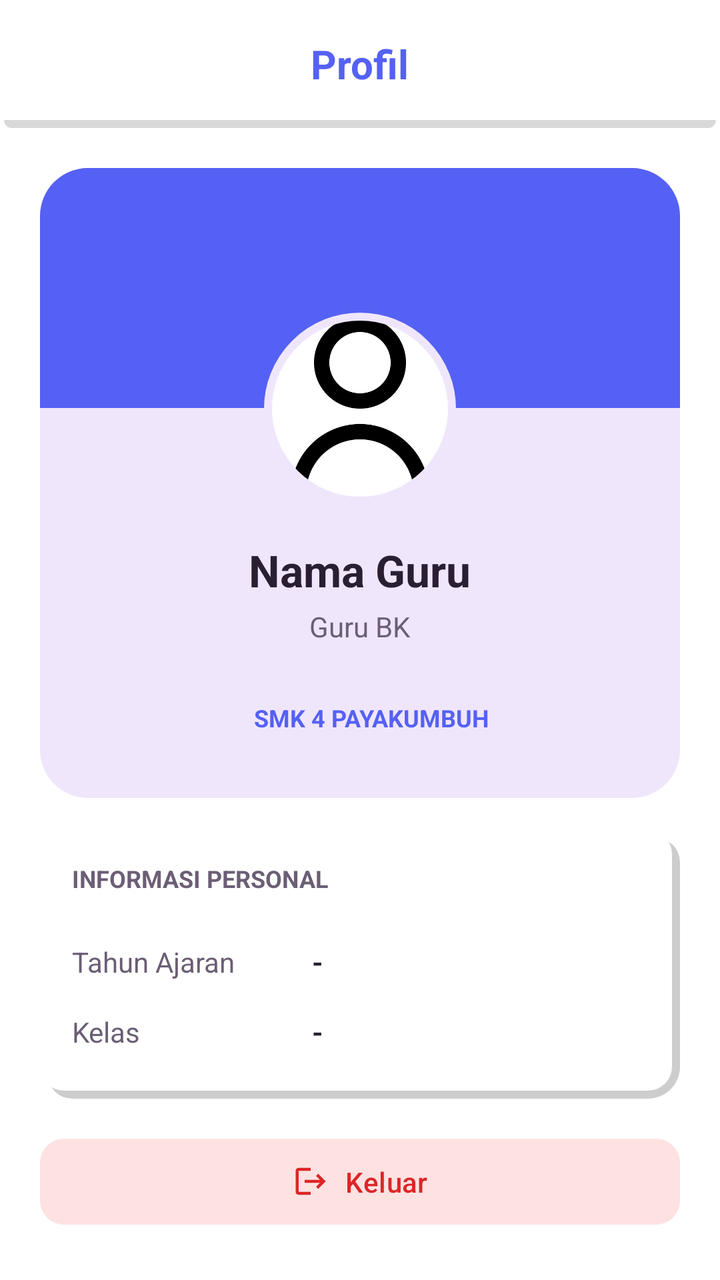
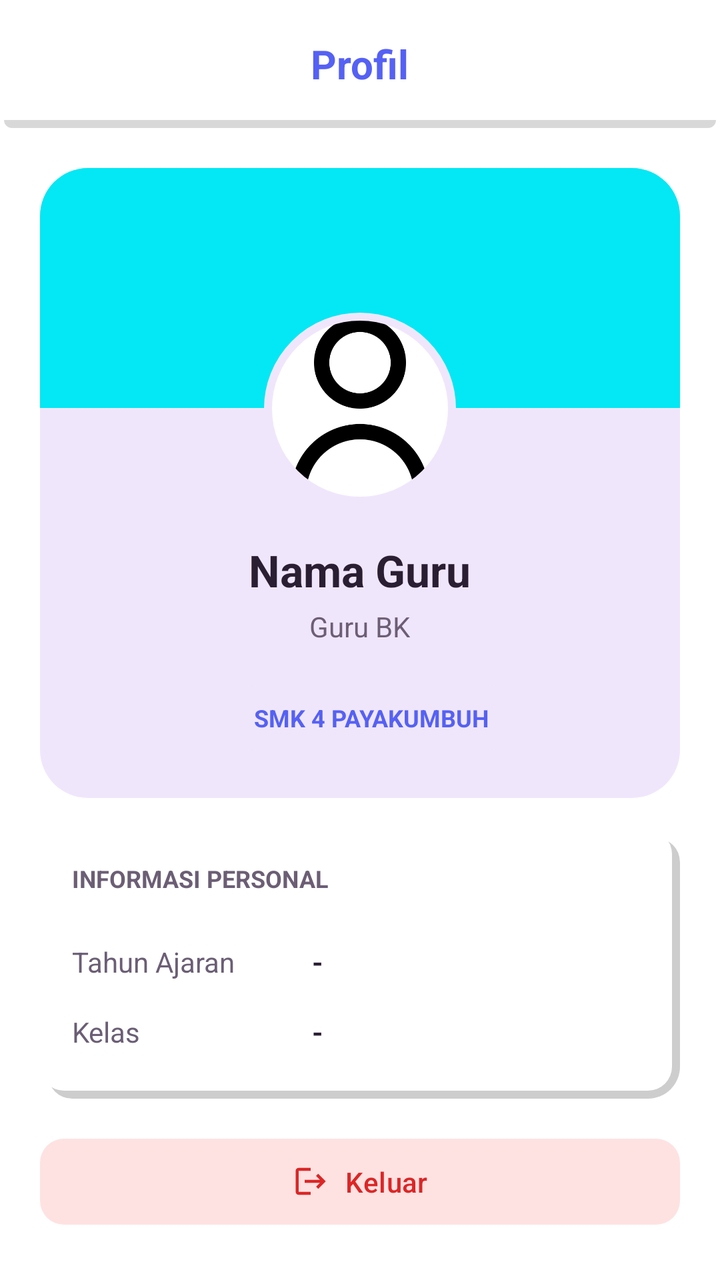

The first picture is an Android layout as it rendered before a commit; the second is the same layout after the commit. The layout source and the unified diff follow.
<!-- AndroidManifest.xml: application theme Theme.BkNova -->
<!-- res/layout/fragment_profil_bk.xml -->
<?xml version="1.0" encoding="utf-8"?>
<androidx.coordinatorlayout.widget.CoordinatorLayout xmlns:android="http://schemas.android.com/apk/res/android"
    xmlns:app="http://schemas.android.com/apk/res-auto"
    xmlns:tools="http://schemas.android.com/tools"
    android:layout_width="match_parent"
    android:layout_height="match_parent"
    android:background="@color/white"
    tools:context=".fragment.profilBkFragment"
    tools:ignore="Overdraw">

    <com.google.android.material.appbar.AppBarLayout
        android:layout_width="match_parent"
        android:layout_height="wrap_content"
        android:background="@drawable/bg_header"
        app:elevation="2dp">

        <com.google.android.material.appbar.MaterialToolbar
            android:id="@+id/toolbar"
            android:layout_width="match_parent"
            android:layout_height="?attr/actionBarSize"
            app:title="Profil"
            app:titleTextAppearance="@style/ToolbarTitleBold"
            app:titleTextColor="@color/brand_primary"
            app:titleCentered="true" />
    </com.google.android.material.appbar.AppBarLayout>

    <androidx.core.widget.NestedScrollView
        android:id="@+id/scroll_view_profil_bk"
        android:layout_width="match_parent"
        android:layout_height="match_parent"
        android:clipToPadding="false"
        android:paddingBottom="80dp"
        app:layout_behavior="@string/appbar_scrolling_view_behavior">

        <LinearLayout
            android:layout_width="match_parent"
            android:layout_height="wrap_content"
            android:orientation="vertical"
            android:padding="20dp">

            
            <com.google.android.material.card.MaterialCardView
                android:layout_width="match_parent"
                android:layout_height="wrap_content"
                android:layout_marginBottom="16dp"
                app:cardCornerRadius="24dp"
                app:strokeWidth="0dp">

                <LinearLayout
                    android:layout_width="match_parent"
                    android:layout_height="wrap_content"
                    android:orientation="vertical"
                    android:background="@color/brand_soft"
                    android:gravity="center_horizontal"
                    android:paddingBottom="24dp">

                    <View
                        android:layout_width="match_parent"
                        android:layout_height="120dp"
                        android:background="@color/brand_primary" />

                    <com.google.android.material.imageview.ShapeableImageView
                        android:layout_width="100dp"
                        android:layout_height="100dp"
                        android:layout_marginTop="-50dp"
                        android:padding="4dp"
                        android:background="@color/white"
                        app:shapeAppearanceOverlay="@style/ShapeAppearance.Circle"
                        android:src="@drawable/person_icon"
                        android:scaleType="centerCrop"
                        app:strokeColor="@color/brand_soft"
                        app:strokeWidth="4dp" />

                    <TextView
                        android:id="@+id/tv_name_profil"
                        android:layout_width="wrap_content"
                        android:layout_height="wrap_content"
                        android:layout_marginTop="16dp"
                        android:text="Nama Guru"
                        android:textColor="@color/text_color_primary"
                        android:textSize="22sp"
                        android:textStyle="bold" />

                    <TextView
                        android:id="@+id/tv_role_profil"
                        android:layout_width="wrap_content"
                        android:layout_height="wrap_content"
                        android:layout_marginTop="4dp"
                        android:text="Guru BK"
                        android:textColor="@color/text_color_secondary"
                        android:textSize="14sp" />

                    <LinearLayout
                        android:layout_width="wrap_content"
                        android:layout_height="wrap_content"
                        android:orientation="horizontal"
                        android:layout_marginTop="20dp">


                        <TextView
                            android:id="@+id/tv_badge_school"
                            android:layout_width="wrap_content"
                            android:layout_height="wrap_content"
                            android:layout_marginStart="12dp"
                            android:background="@drawable/bg_badge_brand"
                            android:paddingHorizontal="16dp"
                            android:paddingVertical="8dp"
                            android:text="@string/ex_school"
                            android:textColor="@color/brand_primary"
                            android:textSize="12sp"
                            android:textStyle="bold" />
                    </LinearLayout>
                </LinearLayout>
            </com.google.android.material.card.MaterialCardView>

            
            <com.google.android.material.card.MaterialCardView
                android:layout_width="match_parent"
                android:layout_height="wrap_content"
                android:layout_marginBottom="16dp"
                app:cardCornerRadius="16dp"

                app:strokeWidth="0dp">

                <LinearLayout
                    android:layout_width="match_parent"
                    android:layout_height="wrap_content"
                    android:orientation="vertical"
                    android:background="@drawable/bg_grid_shadow"
                    android:padding="16dp">

                    <TextView
                        android:layout_width="wrap_content"
                        android:layout_height="wrap_content"
                        android:layout_marginBottom="16dp"
                        android:text="INFORMASI PERSONAL"
                        android:textColor="@color/text_color_secondary"
                        android:textSize="12sp"
                        android:textStyle="bold" />

                    
                    <LinearLayout
                        android:layout_width="match_parent"
                        android:layout_height="wrap_content"
                        android:orientation="horizontal"
                        android:paddingVertical="8dp">

                        <TextView
                            android:layout_width="120dp"
                            android:layout_height="wrap_content"
                            android:text="Tahun Ajaran"
                            android:textColor="@color/text_color_secondary"
                            android:textSize="14sp" />

                        <TextView
                            android:id="@+id/tv_tahun_ajaran"
                            android:layout_width="match_parent"
                            android:layout_height="wrap_content"
                            android:text="-"
                            android:textColor="@color/text_color_primary"
                            android:textSize="14sp"
                            android:textStyle="bold" />
                    </LinearLayout>

                    
                    <LinearLayout
                        android:layout_width="match_parent"
                        android:layout_height="wrap_content"
                        android:orientation="horizontal"
                        android:paddingVertical="8dp">

                        <TextView
                            android:layout_width="120dp"
                            android:layout_height="wrap_content"
                            android:text="Kelas "
                            android:textColor="@color/text_color_secondary"
                            android:textSize="14sp" />

                        <TextView
                            android:id="@+id/tv_kelas_diampu"
                            android:layout_width="match_parent"
                            android:layout_height="wrap_content"
                            android:text="-"
                            android:textColor="@color/text_color_primary"
                            android:textSize="14sp"
                            android:textStyle="bold" />
                    </LinearLayout>

                </LinearLayout>
            </com.google.android.material.card.MaterialCardView>

            
            <com.google.android.material.button.MaterialButton
                android:id="@+id/btn_logout"
                android:layout_width="match_parent"
                android:layout_height="wrap_content"
                android:text="@string/logout"
                android:textAllCaps="false"
                android:textColor="@color/red_text"
                app:backgroundTint="@color/red_light"
                app:cornerRadius="12dp"
                app:icon="@drawable/ic_logout"
                app:iconGravity="textStart"
                app:iconTint="@color/red_text"
                android:paddingVertical="12dp" />

        </LinearLayout>
    </androidx.core.widget.NestedScrollView>

</androidx.coordinatorlayout.widget.CoordinatorLayout>
<!-- resources referenced by this layout -->
<resources>
  <color name="brand_primary">#5561F4</color>
  <color name="brand_soft">#F0E6FC</color>
  <color name="red_light">#FEE2E2</color>
  <color name="red_text">#DC2626</color>
  <color name="text_color_primary">#2A1E33</color>
  <color name="text_color_secondary">#6B5E75</color>
  <color name="white">#FFFFFFFF</color>
  <!-- drawable bg_badge_brand (drawable) -->
  <?xml version="1.0" encoding="utf-8"?>
  <shape xmlns:android="http://schemas.android.com/apk/res/android">
      <solid android:color="@color/brand_soft" />
      <corners android:radius="16dp" />
  </shape>
  <!-- drawable bg_grid_shadow (drawable) -->
  <?xml version="1.0" encoding="utf-8"?>
  <layer-list xmlns:android="http://schemas.android.com/apk/res/android">
  
      
      <item
          android:left="4dp"
  
          android:top="4dp">
  
          <shape android:shape="rectangle">
              <solid android:color="#32000000" />
              <corners android:radius="12dp" />
          </shape>
  
      </item>
  
      
      <item
          android:right="4dp"
          android:bottom="4dp">
  
          <shape android:shape="rectangle">
              <solid android:color="#FFFFFF" />
              <corners android:radius="12dp" />
          </shape>
  
      </item>
  
  </layer-list>
  <!-- drawable bg_header (drawable) -->
  <?xml version="1.0" encoding="utf-8"?>
  <layer-list xmlns:android="http://schemas.android.com/apk/res/android">
  
      
      <item
          android:left="2dp"
          android:right="2dp"
          android:top="4dp">
  
          <shape android:shape="rectangle">
  
              <solid android:color="#27000000"/>
              <corners android:radius="4dp" />
            />
          </shape>
  
      </item>
  
      
      <item
          android:right="0dp"
          android:bottom="4dp">
  
          <shape android:shape="rectangle">
              <solid android:color="#FFFFFF" />
               />
          </shape>
  
      </item>
  
  </layer-list>
  <!-- drawable ic_logout (drawable) -->
  <vector xmlns:android="http://schemas.android.com/apk/res/android"
      android:width="24dp"
      android:height="24dp"
      android:viewportWidth="24"
      android:viewportHeight="24">
      <path
          android:fillColor="#000000"
          android:pathData="M17,7l-1.41,1.41L18.17,11H8v2h10.17l-2.58,2.58L17,17l5,-5zM4,5h8V3H4C2.9,3 2,3.9 2,5v14c0,1.1 0.9,2 2,2h8v-2H4V5z"/>
  </vector>
  <string name="ex_school">SMK 4 PAYAKUMBUH</string>
  <string name="logout">Keluar</string>
  <style name="ShapeAppearance.Circle" parent="">
          <item name="cornerFamily">rounded</item>
          <item name="cornerSize">50%</item>
      </style>
  <style name="ToolbarTitleBold" parent="TextAppearance.Material3.TitleLarge">
          <item name="android:textStyle">bold</item>
          <item name="android:textSize">20sp</item> 
      </style>
  <style name="Theme.BkNova" parent="Base.Theme.BkNova" />
  <color name="accent_pink">#FF7FAF</color>
  <color name="accent_pink_soft">#FFECF3</color>
  <color name="accent_peach">#FFC6BF</color>
  <color name="accent_peach_soft">#FFE8E5</color>
  <color name="background_cream">#F8F7F2</color>
  <color name="divider_color">#E8E3DC</color>
  <!-- unchanged entries left out for length: 2 -->
</resources>

<!-- the commit's change to res/layout/fragment_profil_bk.xml (unified diff, before → after) -->
@@ -57,7 +57,7 @@
                     <View
                         android:layout_width="match_parent"
                         android:layout_height="120dp"
-                        android:background="@color/brand_primary" />
+                        android:background="#03E8F4" />
 
                     <com.google.android.material.imageview.ShapeableImageView
                         android:layout_width="100dp"
